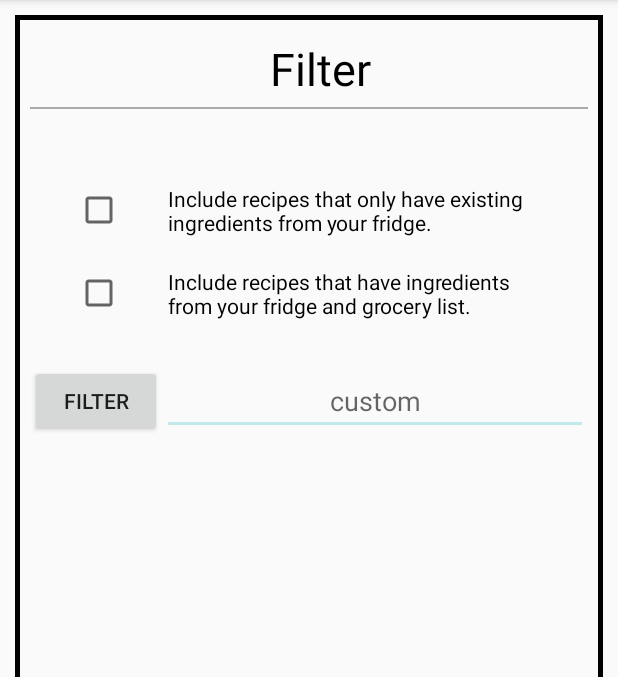
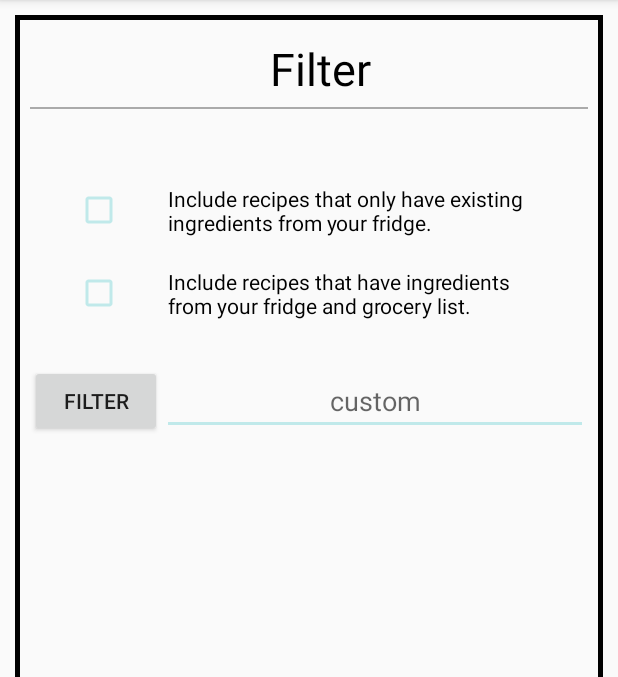
Before and after one commit to supergeno1/FridgeFu, an Android app: the FilterRecipe screen opened directly, with no data from a screen before it, on a phone screen of 412 x 824 dp, the part 84-761 px from its top. Run offline under Robolectric (Android 15) with nearby library versions, the phone set to English and light mode, and no system bars.

Commit message:
made checkboxes blue

```diff
--- a/FridgeFu/app/src/main/res/layout/activity_recipe_filter.xml
+++ b/FridgeFu/app/src/main/res/layout/activity_recipe_filter.xml
@@ -48,7 +48,8 @@
                     android:paddingLeft="30dp"
                     android:paddingRight="30dp"
                     android:layout_marginLeft="30dp"
-                    android:layout_marginTop="50dp"/>
+                    android:layout_marginTop="50dp"
+                    android:buttonTint="@color/colorPrimary"/>
 
                 <CheckBox android:id="@+id/checkbox2"
                     android:layout_width="wrap_content"
@@ -57,7 +58,8 @@
                     android:paddingLeft="30dp"
                     android:paddingRight="30dp"
                     android:layout_marginLeft="30dp"
-                    android:layout_marginTop="20dp"/>
+                    android:layout_marginTop="20dp"
+                    android:buttonTint="@color/colorPrimary"/>
 
                 <LinearLayout
                     android:layout_width="match_parent"
```
